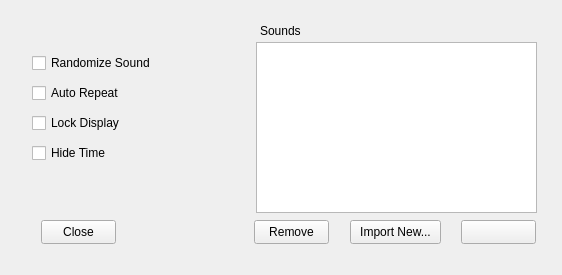
The window that settings_widget.ui (ChrisFelt/TIMED_CHIMES) describes before a commit, drawn with Qt 5.
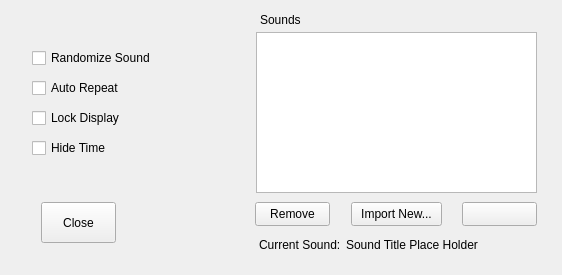
The same window after the commit. Icons and pictures are not drawn.

```diff
--- a/settings_widget.ui
+++ b/settings_widget.ui
@@ -29,7 +29,7 @@
     <property name="geometry">
      <rect>
       <x>259</x>
-      <y>21</y>
+      <y>10</y>
       <width>49</width>
       <height>16</height>
      </rect>
@@ -41,8 +41,8 @@
    <widget class="QPushButton" name="play_list_button">
     <property name="geometry">
      <rect>
-      <x>460</x>
-      <y>218</y>
+      <x>461</x>
+      <y>200</y>
       <width>75</width>
       <height>24</height>
      </rect>
@@ -62,8 +62,8 @@
    <widget class="QPushButton" name="remove_sound_button">
     <property name="geometry">
      <rect>
-      <x>253</x>
-      <y>218</y>
+      <x>254</x>
+      <y>200</y>
       <width>75</width>
       <height>24</height>
      </rect>
@@ -75,8 +75,8 @@
    <widget class="QPushButton" name="import_sound_button">
     <property name="geometry">
      <rect>
-      <x>349</x>
-      <y>218</y>
+      <x>350</x>
+      <y>200</y>
       <width>91</width>
       <height>24</height>
      </rect>
@@ -89,7 +89,7 @@
     <property name="geometry">
      <rect>
       <x>31</x>
-      <y>51</y>
+      <y>46</y>
       <width>121</width>
       <height>20</height>
      </rect>
@@ -105,7 +105,7 @@
     <property name="geometry">
      <rect>
       <x>31</x>
-      <y>81</y>
+      <y>76</y>
       <width>121</width>
       <height>20</height>
      </rect>
@@ -121,7 +121,7 @@
     <property name="geometry">
      <rect>
       <x>31</x>
-      <y>111</y>
+      <y>106</y>
       <width>121</width>
       <height>20</height>
      </rect>
@@ -137,7 +137,7 @@
     <property name="geometry">
      <rect>
       <x>31</x>
-      <y>141</y>
+      <y>136</y>
       <width>121</width>
       <height>20</height>
      </rect>
@@ -153,9 +153,9 @@
     <property name="geometry">
      <rect>
       <x>40</x>
-      <y>218</y>
+      <y>200</y>
       <width>75</width>
-      <height>24</height>
+      <height>41</height>
      </rect>
     </property>
     <property name="text">
@@ -166,12 +166,38 @@
     <property name="geometry">
      <rect>
       <x>255</x>
-      <y>40</y>
+      <y>30</y>
       <width>281</width>
-      <height>171</height>
+      <height>161</height>
      </rect>
     </property>
    </widget>
+   <widget class="QLabel" name="label_2">
+    <property name="geometry">
+     <rect>
+      <x>258</x>
+      <y>235</y>
+      <width>81</width>
+      <height>16</height>
+     </rect>
+    </property>
+    <property name="text">
+     <string>Current Sound:</string>
+    </property>
+   </widget>
+   <widget class="QLabel" name="sound_title_label">
+    <property name="geometry">
+     <rect>
+      <x>345</x>
+      <y>235</y>
+      <width>181</width>
+      <height>16</height>
+     </rect>
+    </property>
+    <property name="text">
+     <string>Sound Title Place Holder</string>
+    </property>
+   </widget>
    <zorder>sounds_list_view</zorder>
    <zorder>label</zorder>
    <zorder>play_list_button</zorder>
```
Left out of the diff: 2 changed lines with no effect on the pictures.
